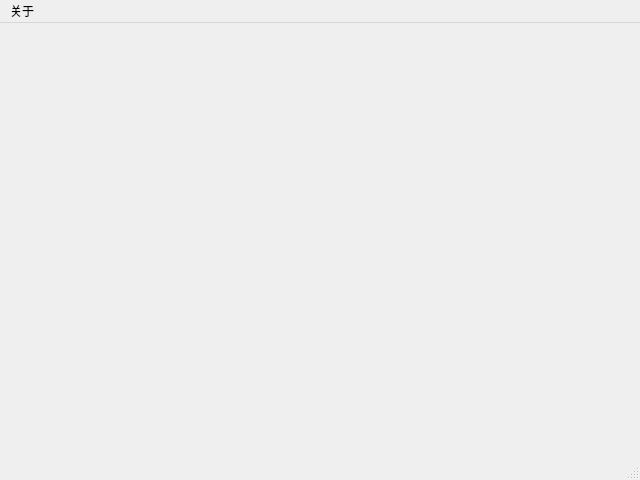
Old version of the form src/mainwindow.ui in the repository lan-hx/my_iwanna.
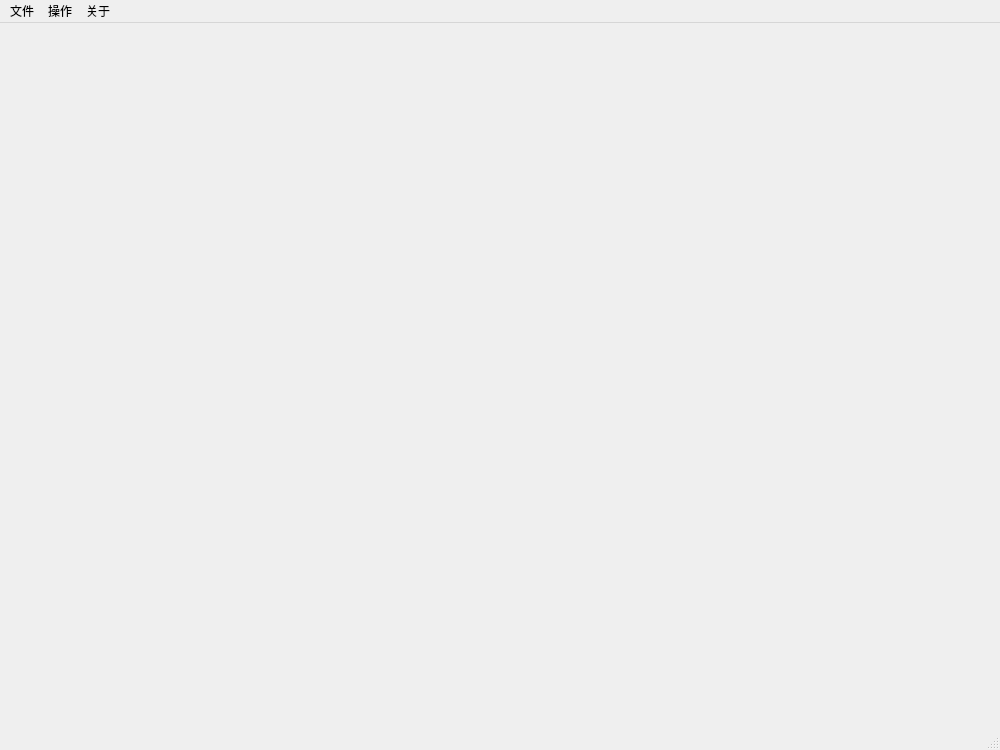
New version of the form.

```diff
--- a/src/mainwindow.ui
+++ b/src/mainwindow.ui
@@ -6,20 +6,26 @@
    <rect>
     <x>0</x>
     <y>0</y>
-    <width>640</width>
-    <height>480</height>
+    <width>1000</width>
+    <height>750</height>
    </rect>
   </property>
+  <property name="sizePolicy">
+   <sizepolicy hsizetype="Expanding" vsizetype="Expanding">
+    <horstretch>0</horstretch>
+    <verstretch>0</verstretch>
+   </sizepolicy>
+  </property>
   <property name="minimumSize">
    <size>
-    <width>640</width>
-    <height>480</height>
+    <width>0</width>
+    <height>0</height>
    </size>
   </property>
   <property name="maximumSize">
    <size>
-    <width>640</width>
-    <height>480</height>
+    <width>16777215</width>
+    <height>16777215</height>
    </size>
   </property>
   <property name="windowTitle">
@@ -31,8 +37,8 @@
     <rect>
      <x>0</x>
      <y>0</y>
-     <width>640</width>
-     <height>25</height>
+     <width>1000</width>
+     <height>21</height>
     </rect>
    </property>
    <widget class="QMenu" name="menu_about">
@@ -43,6 +49,23 @@
     <addaction name="separator"/>
     <addaction name="author"/>
    </widget>
+   <widget class="QMenu" name="menu">
+    <property name="title">
+     <string>文件</string>
+    </property>
+    <addaction name="actionopen"/>
+    <addaction name="separator"/>
+    <addaction name="actionexit"/>
+   </widget>
+   <widget class="QMenu" name="menu_2">
+    <property name="title">
+     <string>操作</string>
+    </property>
+    <addaction name="actionpause"/>
+    <addaction name="actionstop"/>
+   </widget>
+   <addaction name="menu"/>
+   <addaction name="menu_2"/>
    <addaction name="menu_about"/>
   </widget>
   <widget class="QStatusBar" name="statusbar"/>
```
Left out of the diff: 28 changed lines with no effect on the pictures.
